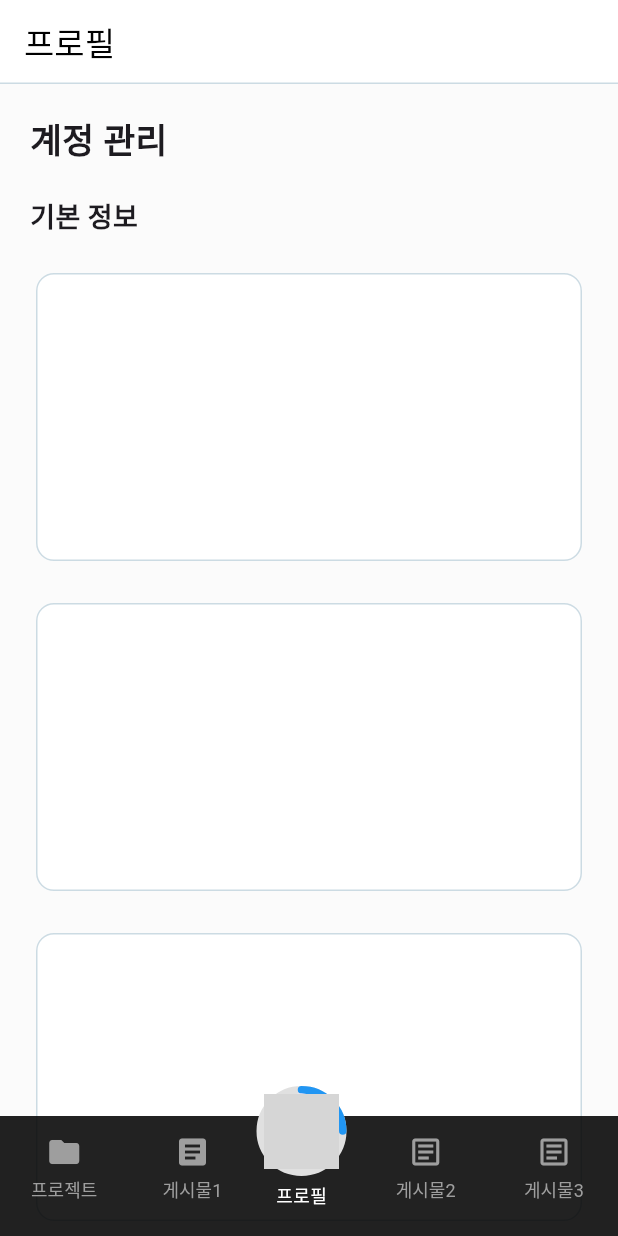
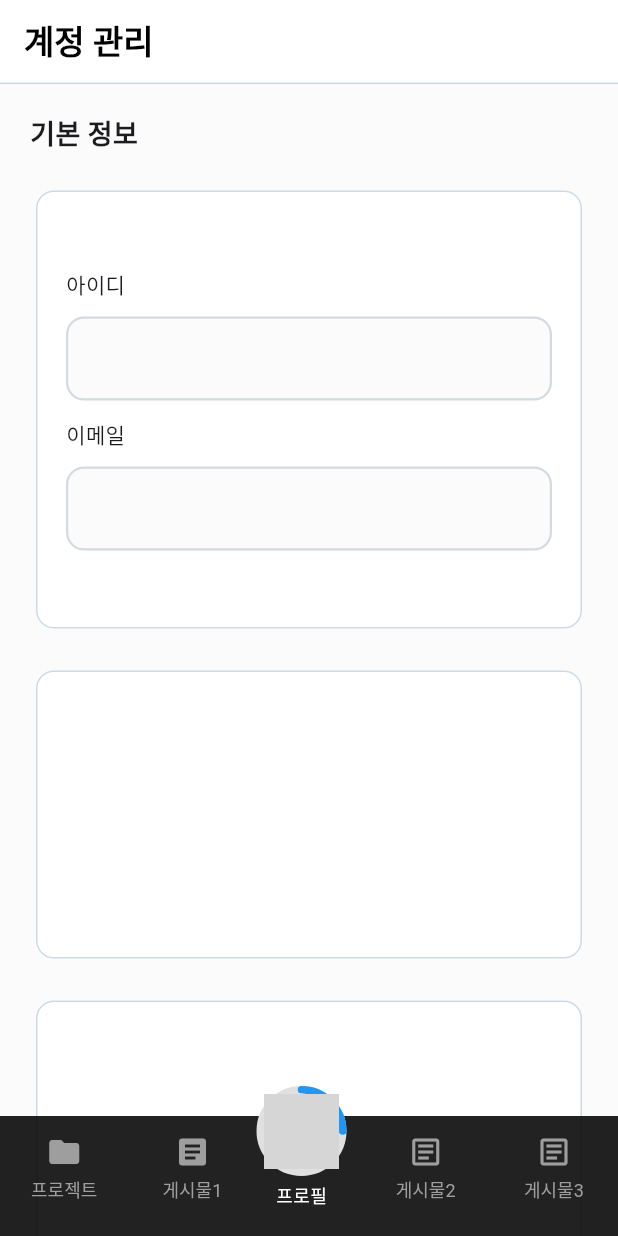
Before and after one commit to hanu1229/devconnect_app, a Flutter app: the screen it shows after launch, item 3 of the bottom bar chosen, on a phone screen of 412 x 824 dp. Run offline on Flutter 3.47's test engine with Material 3 defaults, Android fonts, the phone set to English and light mode, and no system bars; drawn by our look-alikes of percent_indicator; our stand-ins replace dio; network calls fail; Roboto replaces fonts that are missing (NanumGothic); grey boxes are pictures that could not be loaded.

Commit message:
4/27 박희만 : 조회 함수, 텍스트필드 구현중

```diff
--- a/lib/app/developer/profile.dart
+++ b/lib/app/developer/profile.dart
@@ -20,14 +20,19 @@ class _ProfileState extends State< Profile >{
 
   Dio dio = Dio();
 
-  // List< Map<String, Object> > = dList;
+  Map<String, Object> dList = {};
 
-  void findByBno() async {
-    final response = await dio.get( path + "/info" );
-    final data = response.data;
-    if( data != null ){
+  void onInfo( token ) async {
+    try{
+      dio.options.headers['Authorization'] = token;
+      final response = await dio.get( path + "/info" );
+      final data = response.data;
+      if( data != '' ){
+        setState(() {
 
-    }
+        });
+      }
+    }catch( e ){ print( e ); }
   } // f end
 
   @override
@@ -48,15 +53,6 @@ class _ProfileState extends State< Profile >{
                 child: Column(
                   crossAxisAlignment: CrossAxisAlignment.start,
                   children: [
-                    Text("계정 관리",
-                      style: TextStyle(
-                        fontFamily: "NanumGothic",
-                        fontSize: 23,
-                        fontWeight: FontWeight.bold,
-                      ),
-                    ),
-
-                    SizedBox( height: 20 ,),
 
                     Text("기본 정보",
                       style: TextStyle(
@@ -69,7 +65,7 @@ class _ProfileState extends State< Profile >{
                     SizedBox( height: 20 ,),
 
                     SizedBox(
-                      height: 200,
+                      height: 300,
                       width: double.infinity,
                       child: Card(
                         shape: RoundedRectangleBorder(
@@ -82,6 +78,67 @@ class _ProfileState extends State< Profile >{
                         ),
                         elevation: 0,
                         color: Colors.white,
+                        child: Padding(
+                          padding: EdgeInsets.all( 20 ),
+                          child: Column(
+                            mainAxisAlignment: MainAxisAlignment.center,
+                            crossAxisAlignment: CrossAxisAlignment.start,
+                            children: [
+                              Text("아이디"),
+
+                              SizedBox( height: 12,),
+
+                              TextField(
+                                decoration: InputDecoration(
+                                  filled: true,
+                                  fillColor: Color(0xfffbfbfb),
+                                  enabledBorder: OutlineInputBorder(
+                                    borderRadius: BorderRadius.circular( 12 ),
+                                    borderSide: BorderSide(
+                                      width: 1.5,
+                                      color: Color(0xffd5dae1),
+                                    ),
+                                  ),
+                                  focusedBorder: OutlineInputBorder(
+                                    borderRadius: BorderRadius.circular( 12 ),
+                                    borderSide: BorderSide(
+                                      width: 2.5,
+                                      color: Color(0xffa5adba),
+                                    )
+                                  ),
+                                ),
+                              ),
+
+                              SizedBox( height: 12,),
+
+                              Text("이메일"),
+
+                              SizedBox( height: 12,),
+
+                              TextField(
+                                decoration: InputDecoration(
+                                  filled: true,
+                                  fillColor: Color(0xfffbfbfb),
+                                  enabledBorder: OutlineInputBorder(
+                                    borderRadius: BorderRadius.circular( 12 ),
+                                    borderSide: BorderSide(
+                                      width: 1.5,
+                                      color: Color(0xffd5dae1),
+                                    ),
+                                  ),
+                                  focusedBorder: OutlineInputBorder(
+                                      borderRadius: BorderRadius.circular( 12 ),
+                                      borderSide: BorderSide(
+                                        width: 2.5,
+                                        color: Color(0xffa5adba),
+                                      )
+                                  ),
+                                ),
+                              ),
+
+                            ],
+                          ),
+                        )
                       ),
                     ),
 
--- a/lib/app/layout/main_app.dart
+++ b/lib/app/layout/main_app.dart
@@ -22,7 +22,7 @@ class _MainAppState extends State<MainApp> {
   final List<String> pageTitle = [
     '프로젝트',
     '게시물1',
-    '프로필',
+    '계정 관리',
     '게시물2',
     '게시물3',
   ];
@@ -33,7 +33,11 @@ class _MainAppState extends State<MainApp> {
       appBar: AppBar(
         title: Text(
           pageTitle[selectedIndex],
-          style: TextStyle( color: AppColors.textColor ),
+          style: TextStyle(
+            color: AppColors.textColor,
+            fontFamily: "NanumGothic",
+            fontWeight: FontWeight.bold,
+          ),
         ),
         backgroundColor: AppColors.bgColor,
         shape: Border( bottom: BorderSide( color: Color(0xffccdbe3), width: 1 )),
```
